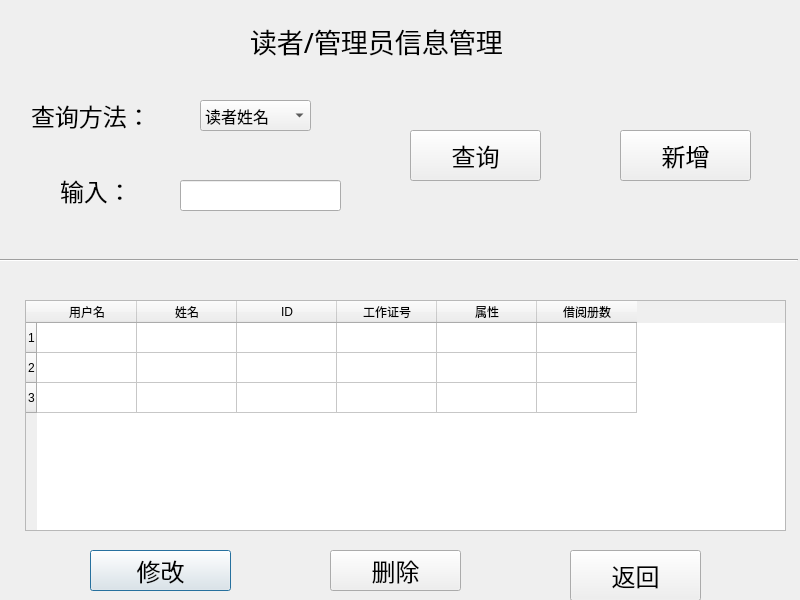
The window that Library_Administrator_System/readermanagement.ui (renzibei/TGLibrary) describes before a commit, drawn with Qt 5.
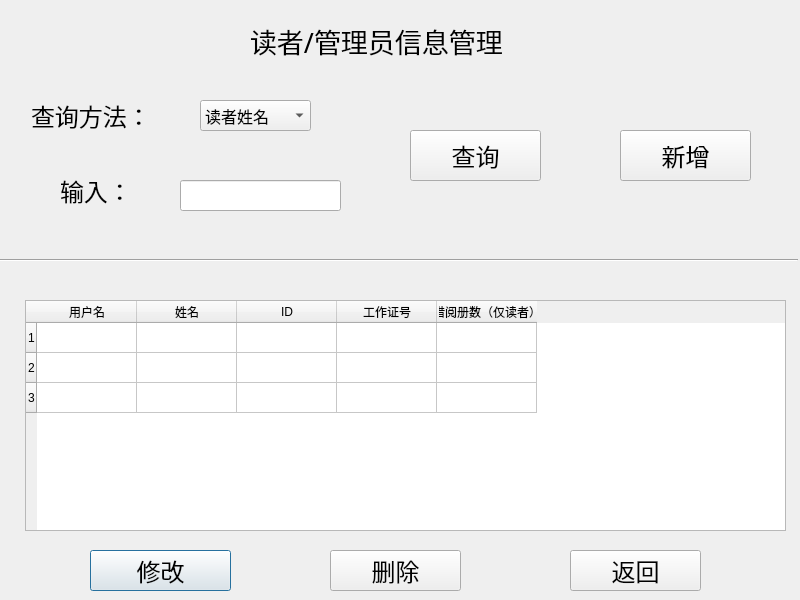
The same window after the commit. Icons and pictures are not drawn.

The edit to the form file:
```diff
--- a/Library_Administrator_System/readermanagement.ui
+++ b/Library_Administrator_System/readermanagement.ui
@@ -73,12 +73,7 @@
    </column>
    <column>
     <property name="text">
-     <string>属性</string>
-    </property>
-   </column>
-   <column>
-    <property name="text">
-     <string>借阅册数</string>
+     <string>借阅册数（仅读者）</string>
     </property>
    </column>
   </widget>
@@ -264,7 +259,7 @@
      <x>570</x>
      <y>550</y>
      <width>131</width>
-     <height>51</height>
+     <height>41</height>
     </rect>
    </property>
    <property name="font">
```
